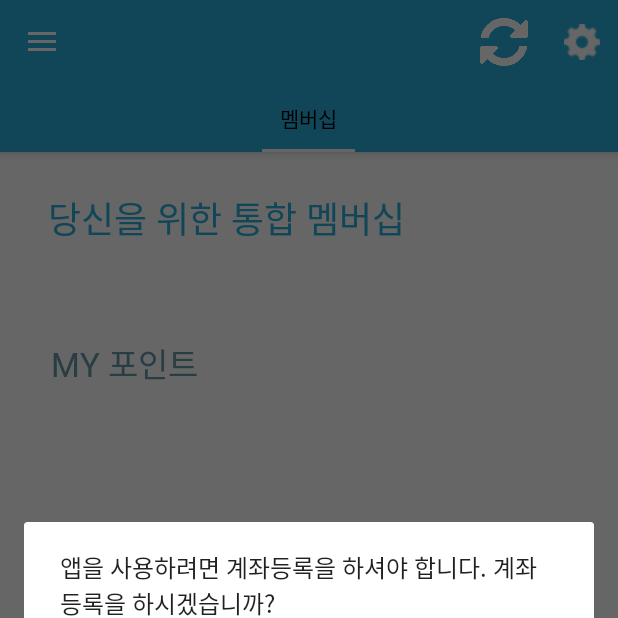
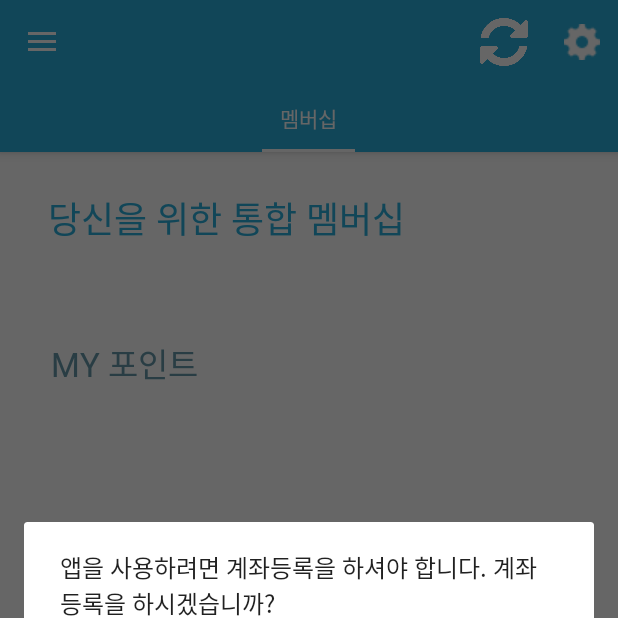
Before and after one commit to MGBankNode/MGBankApp, an Android app: the fragment fragment_menu3 placed in its activity, on a phone screen of 412 x 824 dp, the top half of it. Run offline under Robolectric (Android 15) with nearby library versions, the phone set to English and light mode, and no system bars; our stand-ins replace Volley; network calls fail; 4 statements that could not run were skipped.

Commit message:
some change

```diff
--- a/graduationProject/myapp/src/main/res/layout/fragment_menu1.xml
+++ b/graduationProject/myapp/src/main/res/layout/fragment_menu1.xml
@@ -10,13 +10,13 @@
         android:layout_width="match_parent"
         android:layout_height="wrap_content"
         android:fontFamily="@font/applegothicneo_b"
-        android:theme="@style/TabTheme">
+        android:theme="@style/TabTheme"
+        >
 
         <android.support.design.widget.TabLayout
             android:id="@+id/layout_tab"
             android:layout_width="match_parent"
             android:fontFamily="@font/applegothicneo_b"
-            app:tabTextColor="#000"
             android:layout_height="45dp"
             app:tabGravity="fill"
             app:tabMode="fixed" />
--- a/graduationProject/myapp/src/main/res/layout/fragment_menu3.xml
+++ b/graduationProject/myapp/src/main/res/layout/fragment_menu3.xml
@@ -16,7 +16,6 @@
             android:id="@+id/layout_tab"
             android:layout_width="match_parent"
             android:fontFamily="@font/applegothicneo_b"
-            app:tabTextColor="#000"
             android:layout_height="45dp"
             app:tabGravity="fill"
             app:tabMode="fixed" />
--- a/graduationProject/myapp/src/main/res/layout/viewpager_consumption_analysis.xml
+++ b/graduationProject/myapp/src/main/res/layout/viewpager_consumption_analysis.xml
@@ -10,12 +10,11 @@
     <android.support.design.widget.AppBarLayout
     android:layout_width="match_parent"
     android:layout_height="wrap_content"
-        android:fontFamily="@font/applegothicneo_b"
+    android:fontFamily="@font/applegothicneo_b"
     android:theme="@style/TabTheme">
 
 
      <android.support.design.widget.TabLayout
-        app:tabTextColor="#000"
         android:id="@+id/layout_tab"
         android:layout_width="match_parent"
         android:layout_height="45dp"
--- a/graduationProject/myapp/src/main/res/values/styles.xml
+++ b/graduationProject/myapp/src/main/res/values/styles.xml
@@ -25,14 +25,14 @@
 
     <style name="TabTheme" parent="Theme.AppCompat.Light.DarkActionBar">
         <item name="colorPrimary">#2BB0DD</item>                    <!-- 배경 -->
-        <item name="android:textColorPrimary">#FDFDFD</item>       <!-- 탭바 선택된 텍스트 -->
-        <item name="android:textColorSecondary">#888484</item>     <!-- 탭바 텍스트 -->
+        <item name="android:textColorPrimary">#FFFFFF</item>       <!-- 탭바 선택된 텍스트 -->
+        <item name="android:textColorSecondary">#242424</item>     <!-- 탭바 텍스트 -->
 
         <item name="colorAccent">#FDFDFD</item>                    <!-- 하단 움직이는 바 색-->
     </style>
     <style name="HomeContentsTabTheme" parent="Theme.AppCompat.Light.DarkActionBar">
         <item name="colorPrimary">#FFF</item>                    <!-- 배경 -->
-        <item name="android:textColorPrimary">#000</item>       <!-- 탭바 선택된 텍스트 -->
+        <item name="android:textColorPrimary">#FFF</item>       <!-- 탭바 선택된 텍스트 -->
         <item name="android:textColorSecondary">#848484</item>     <!-- 탭바 텍스트 -->
 
         <item name="colorAccent">#2BB0DD</item>                    <!-- 하단 움직이는 바 색-->
```
